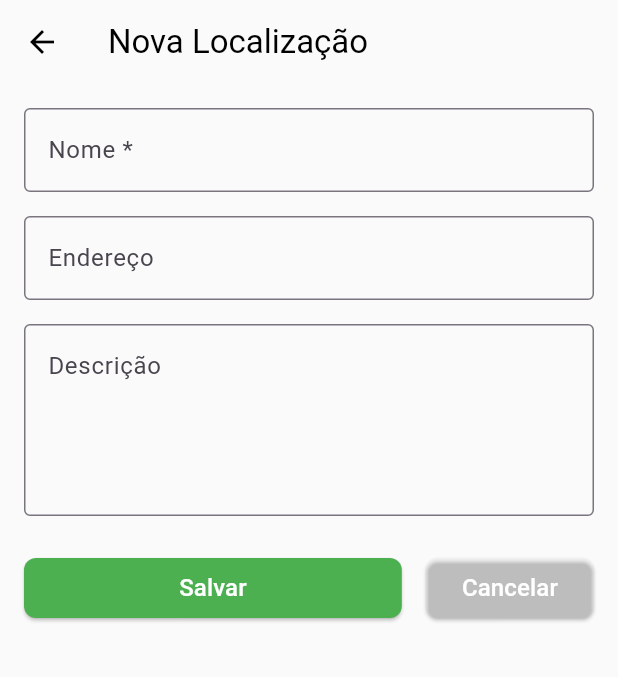
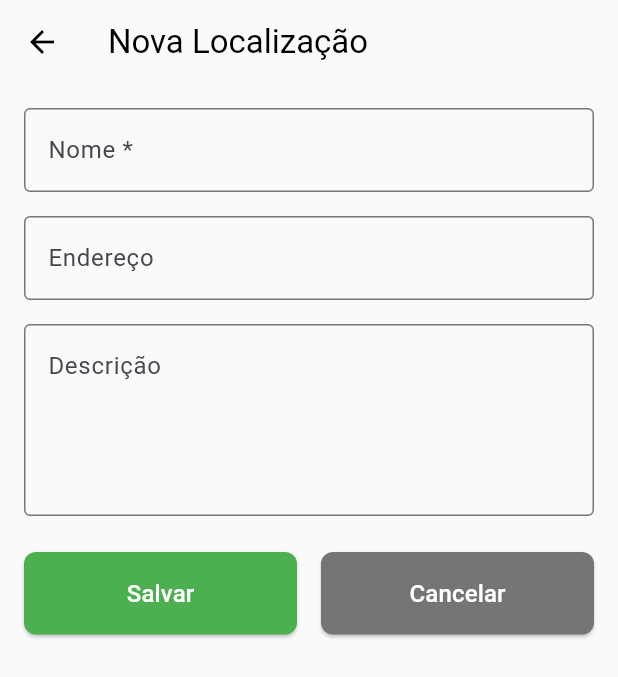
Before and after one commit to AdersonUchoa/projeto-patrimonios, a Flutter app: the CadastroLocalizacaoScreen screen opened directly, on a phone screen of 412 x 824 dp. Shown: the top 677 px of the screen. Run offline on Flutter 3.47's test engine with Material 3 defaults, Android fonts, the phone set to English and light mode, and no system bars; our stand-ins replace sqflite, sqflite_common_ffi; accounts and stored records are empty.

Commit message:
refactor: save buttons

```diff
--- a/lib/screens/cadastro_localizacao_screen.dart
+++ b/lib/screens/cadastro_localizacao_screen.dart
@@ -115,7 +115,7 @@ class _CadastroLocalizacaoScreenState extends State<CadastroLocalizacaoScreen> {
               const SizedBox(height: 24),
               Row(
                 children: [
-                                    Expanded(
+                  Expanded(
                     child: ElevatedButton(
                       onPressed: _salvar,
                       style: ElevatedButton.styleFrom(
@@ -123,6 +123,7 @@ class _CadastroLocalizacaoScreenState extends State<CadastroLocalizacaoScreen> {
                         shape: RoundedRectangleBorder(
                           borderRadius: BorderRadius.circular(8),
                         ),
+                        padding: const EdgeInsets.symmetric(vertical: 16),
                       ),
                       child: const Text(
                         'Salvar',
@@ -131,16 +132,19 @@ class _CadastroLocalizacaoScreenState extends State<CadastroLocalizacaoScreen> {
                     ),
                   ),
                   const SizedBox(width: 16),
-                   ElevatedButton(
-                    onPressed: () => Navigator.pop(context),
-                    child: const Text(
-                      'Cancelar',
-                      style: TextStyle(color: Colors.white, fontSize: 16),
-                    ),
-                    style: ElevatedButton.styleFrom(
-                      backgroundColor: Colors.white10,
-                      shape: RoundedRectangleBorder(
-                        borderRadius: BorderRadius.circular(8),
+                  Expanded(
+                    child: ElevatedButton(
+                      onPressed: () => Navigator.pop(context),
+                      style: ElevatedButton.styleFrom(
+                        backgroundColor: Colors.grey[600],
+                        shape: RoundedRectangleBorder(
+                          borderRadius: BorderRadius.circular(8),
+                        ),
+                        padding: const EdgeInsets.symmetric(vertical: 16),
+                      ),
+                      child: const Text(
+                        'Cancelar',
+                        style: TextStyle(color: Colors.white, fontSize: 16),
                       ),
                     ),
                   ),
```
Also changed, not shown: lib/screens/cadastro_pessoa_screen.dart (+14 -10 lines).
